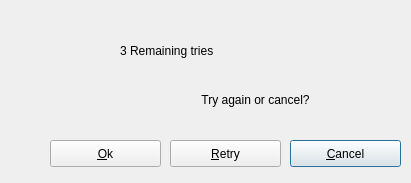
12019/svn.gov.pt, file _src/eidmw/dialogs/dialogsQTsrv/dlgWndBadPIN.ui: the form before one commit.
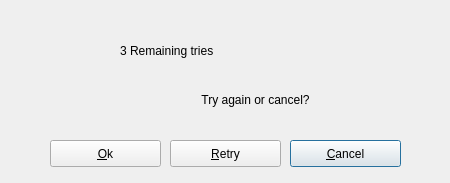
The form after the commit.

Patch:
```diff
--- a/_src/eidmw/dialogs/dialogsQTsrv/dlgWndBadPIN.ui
+++ b/_src/eidmw/dialogs/dialogsQTsrv/dlgWndBadPIN.ui
@@ -6,7 +6,7 @@
    <rect>
     <x>0</x>
     <y>0</y>
-    <width>411</width>
+    <width>450</width>
     <height>183</height>
    </rect>
   </property>
@@ -18,7 +18,7 @@
     <rect>
      <x>0</x>
      <y>0</y>
-     <width>411</width>
+     <width>470</width>
      <height>181</height>
     </rect>
    </property>
@@ -27,7 +27,7 @@
      <rect>
       <x>120</x>
       <y>30</y>
-      <width>251</width>
+      <width>311</width>
       <height>41</height>
      </rect>
     </property>
```
